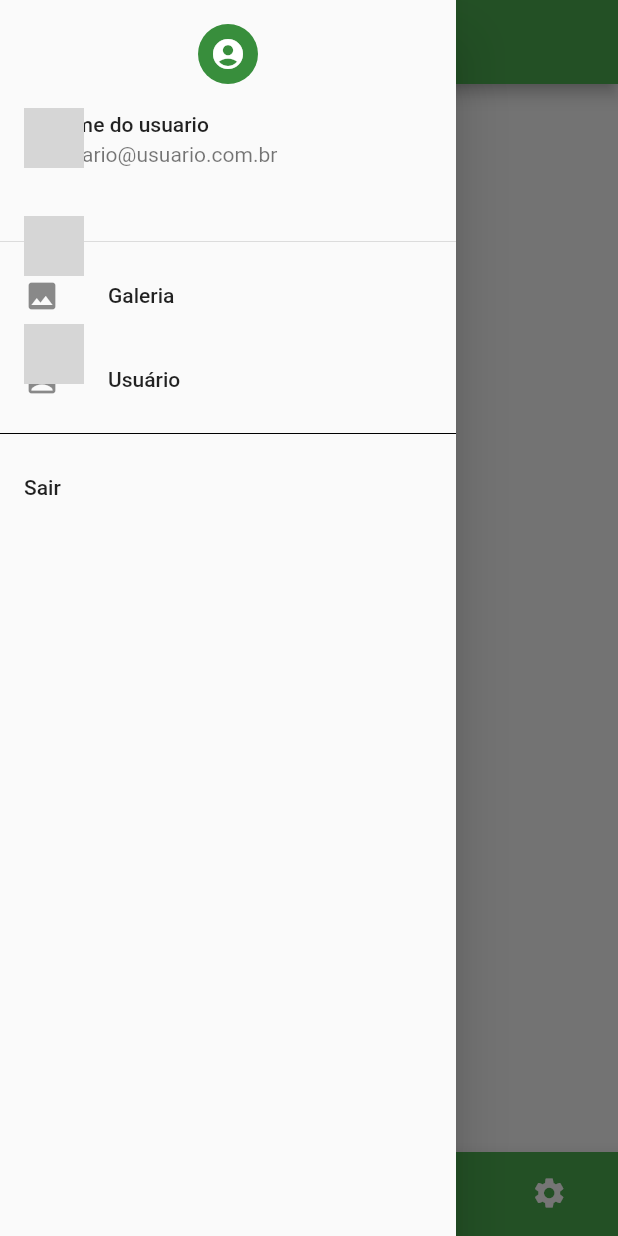
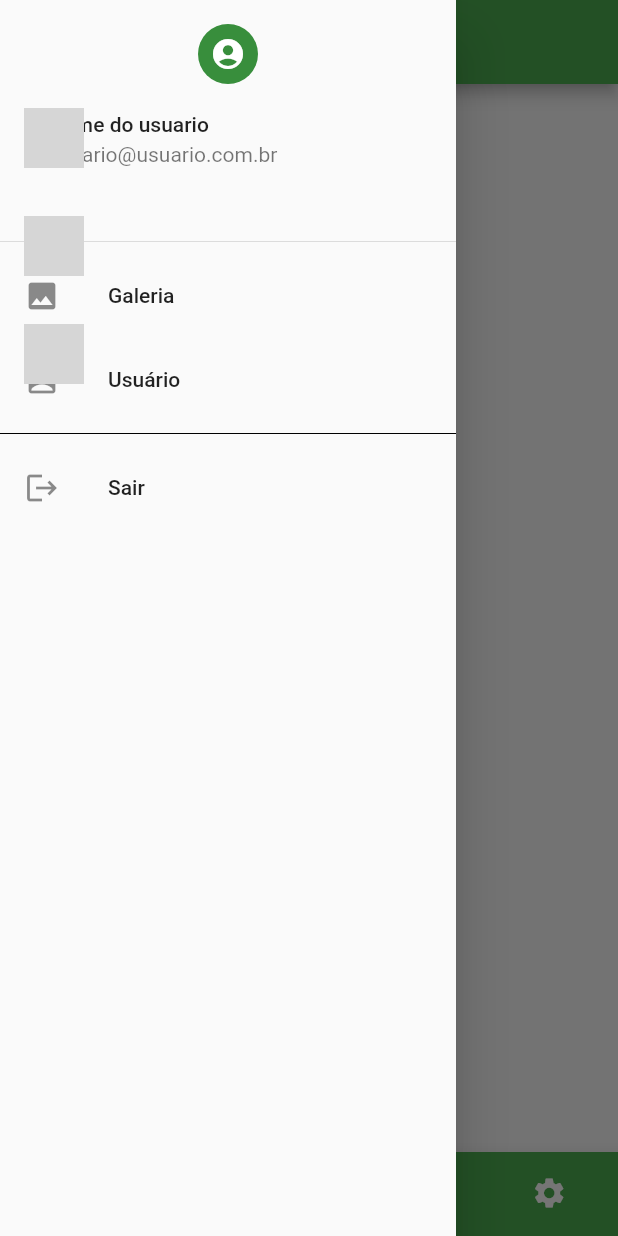
Before and after one commit to prpontes/lp4_galeria, a Flutter app: the screen it shows after launch, item 2 of the bottom bar chosen, with the side drawer open, on a phone screen of 412 x 824 dp. Run offline on Flutter 3.47's test engine with Material 2 defaults, Android fonts, the phone set to English and light mode, and no system bars; our stand-ins replace sqflite; accounts and stored records are empty; network calls fail; grey boxes are pictures that could not be loaded.

Commit message:
lp4-2023 menu drawer

```diff
--- a/lib/view/home.dart
+++ b/lib/view/home.dart
@@ -63,6 +63,7 @@ class _HomeStadoState extends State<HomeStado> {
               color: Colors.black,
             ),
             const ListTile(
+              leading: Icon(Icons.logout),
               title: Text("Sair"),
             ),
           ],
```
